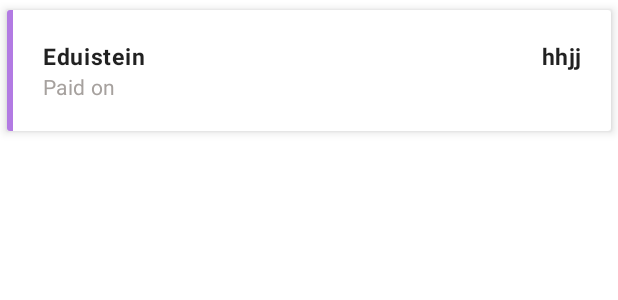
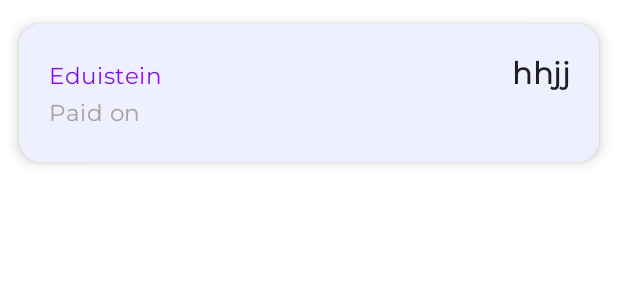
Before and after one commit to himanshuDevloperJha/Eduistein_SchoolApp_2021, an Android app: the layout custom_feehistory.xml on its own in the app's theme, with its tools: preview values and no code run, on a phone screen of 412 x 824 dp. Shown: the top 300 px of the screen. Run offline under Robolectric (Android 15) with nearby library versions, the phone set to English and light mode, and no system bars; Roboto replaces fonts that are not available here.

Commit message:
Updated Fee History UI

```diff
--- a/app/src/main/res/layout/activity_fee_history_student.xml
+++ b/app/src/main/res/layout/activity_fee_history_student.xml
@@ -16,15 +16,15 @@
 
         <TextView
             android:id="@+id/toolbar_FeeHistory"
-            android:text="Fee History"
-            android:textSize="18dp"
-            android:paddingLeft="15dp"
-            android:textColor="@android:color/black"
-            android:layout_gravity="center"
             android:layout_width="match_parent"
             android:layout_height="wrap_content"
+            android:layout_gravity="center"
             android:background="@android:color/transparent"
-            />
+            android:fontFamily="@font/montserrat"
+            android:paddingLeft="15dp"
+            android:text="Fee History"
+            android:textColor="@color/purpleNew"
+            android:textSize="18dp" />
 
     </com.google.android.material.appbar.AppBarLayout>
 
--- a/app/src/main/res/layout/custom_feehistory.xml
+++ b/app/src/main/res/layout/custom_feehistory.xml
@@ -4,74 +4,84 @@
     xmlns:app="http://schemas.android.com/apk/res-auto"
     android:layout_width="match_parent"
     android:layout_height="wrap_content"
+    android:checkable="false"
+    app:cardElevation="0dp"
     app:cardUseCompatPadding="true"
-    app:cardElevation="4dp">
-
+    >
+    <androidx.cardview.widget.CardView
+        xmlns:android="http://schemas.android.com/apk/res/android"
+        xmlns:app="http://schemas.android.com/apk/res-auto"
+        android:layout_width="match_parent"
+        android:layout_height="wrap_content"
+        android:checkable="false"
+        app:cardElevation="5dp"
+        app:cardUseCompatPadding="true"
+        app:cardCornerRadius="15dp"
+        >
     <LinearLayout
         android:layout_width="match_parent"
         android:id="@+id/ll_classFee"
         android:layout_height="match_parent"
-        android:orientation="horizontal">
-
-        <View
-            android:id="@+id/vw_color"
-            android:layout_width="4dp"
-            android:layout_height="match_parent"
-            android:background="@color/colorAccent"/>
+        android:orientation="horizontal"
+        android:background="#EEEFFF">
 
         <LinearLayout
             android:layout_width="match_parent"
             android:layout_height="wrap_content"
+            android:clipToPadding="false"
             android:orientation="vertical"
             android:padding="20dp">
 
             <LinearLayout
                 android:layout_width="match_parent"
-                android:weightSum="1"
                 android:layout_height="wrap_content"
                 android:orientation="horizontal"
-                >
+                android:weightSum="1">
 
                 <com.google.android.material.textview.MaterialTextView
+                    android:id="@+id/tv_feemonth"
                     style="@style/TextAppearance.MaterialComponents.Body1"
                     android:layout_width="0dp"
-                    android:textStyle="bold"
+                    android:layout_height="wrap_content"
                     android:layout_weight="0.5"
-                    android:layout_height="wrap_content"
+                    android:fontFamily="@font/montserrat"
+                    android:paddingBottom="5dp"
                     android:text="@string/app_name"
+                    android:textColor="@color/purpleNew"
                     android:textSize="15dp"
-                    android:id="@+id/tv_feemonth" />
+                    android:textStyle="normal"
+                    app:fontFamily="@font/montserrat" />
 
 
                 <com.google.android.material.textview.MaterialTextView
+                    android:id="@+id/tv_feeeamount"
                     style="@style/TextAppearance.MaterialComponents.Body2"
-                    android:id="@+id/tv_feeeamount"
+                    android:layout_width="0dp"
+                    android:layout_height="wrap_content"
+                    android:layout_weight="0.5"
+
+                    android:gravity="right"
                     android:text="hhjj"
-                    android:gravity="right"
+                    android:textSize="20dp"
                     android:textStyle="bold"
-
-                    android:layout_width="0dp"
-                    android:layout_weight="0.5"
-                    android:layout_height="wrap_content"
-                    android:textSize="15dp"
-                    />
+                    app:fontFamily="@font/montserrat" />
 
             </LinearLayout>
 
 
-
             <com.google.android.material.textview.MaterialTextView
+                android:id="@+id/tv_paidon"
                 style="@style/TextAppearance.MaterialComponents.Body2"
-                android:id="@+id/tv_paidon"
+                android:layout_width="wrap_content"
+                android:layout_height="wrap_content"
+                android:fontFamily="@font/montserrat"
                 android:text="Paid on "
                 android:textColor="#A6A19E"
-                android:layout_width="wrap_content"
-                android:layout_height="wrap_content"
-                android:textSize="14dp"
-                />
+                android:textSize="15dp"
+                app:fontFamily="@font/montserrat" />
 
         </LinearLayout>
 
     </LinearLayout>
-
+    </androidx.cardview.widget.CardView>
 </androidx.cardview.widget.CardView>
```
